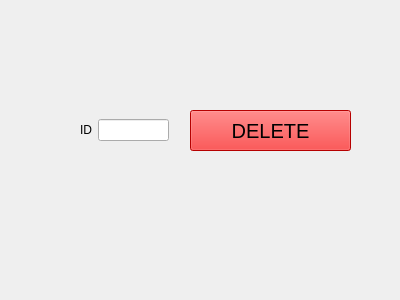
Qt form deleteemployee.ui (SamirTaous/DeliveryManagement) before a commit.
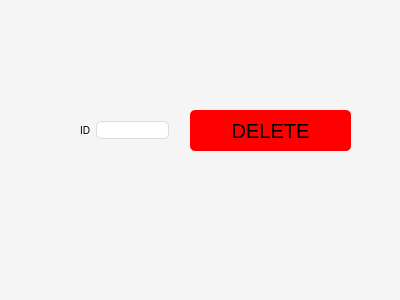
The same form after that commit.

Commit message: style changes to project w/ modifications

```diff
--- a/deleteemployee.ui
+++ b/deleteemployee.ui
@@ -13,6 +13,35 @@
   <property name="windowTitle">
    <string>Form</string>
   </property>
+  <property name="styleSheet">
+   <string notr="true">QWidget#DeleteEmployee {
+    background-color: #f5f5f5;
+}
+
+QPushButton#DeleteButton {
+    background-color: red;
+    font-size: 20px;
+    color: black;
+    border: none;
+    border-radius: 5px;
+    cursor: pointer;
+    transition: background-color 0.3s;
+}
+
+QPushButton#DeleteButton:hover {
+    background-color: darkred;
+}
+
+QLabel {
+    font-size: 10px;
+}
+
+QLineEdit {
+    border: 1px solid #dcdcdc;
+    border-radius: 5px;
+}
+</string>
+  </property>
   <widget class="QPushButton" name="DeleteButton">
    <property name="geometry">
     <rect>
@@ -23,17 +52,13 @@
     </rect>
    </property>
    <property name="styleSheet">
-    <string notr="true">QPushButton {
-background-color: red;
-font-size: 20px;
-color: black;
-}</string>
+    <string notr="true"/>
    </property>
    <property name="text">
     <string>DELETE</string>
    </property>
   </widget>
-  <widget class="QWidget" name="">
+  <widget class="QWidget" name="layoutWidget">
    <property name="geometry">
     <rect>
      <x>80</x>
```
The commit also changes 17 other files.
